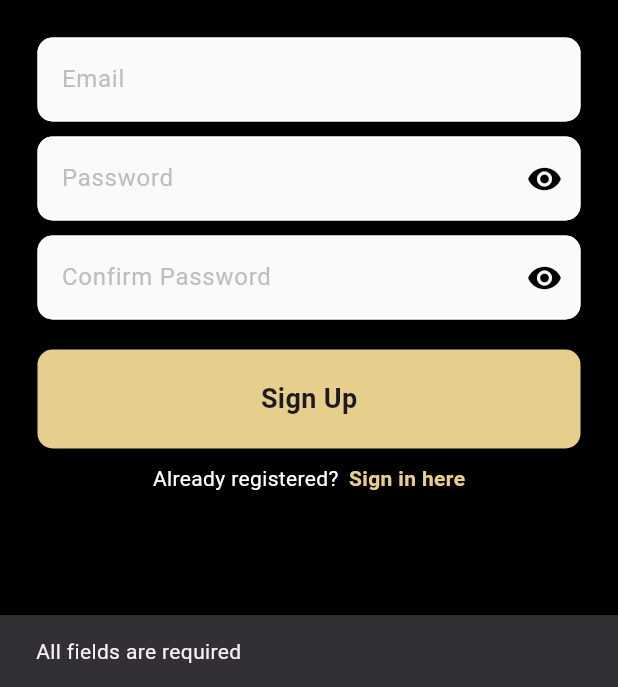
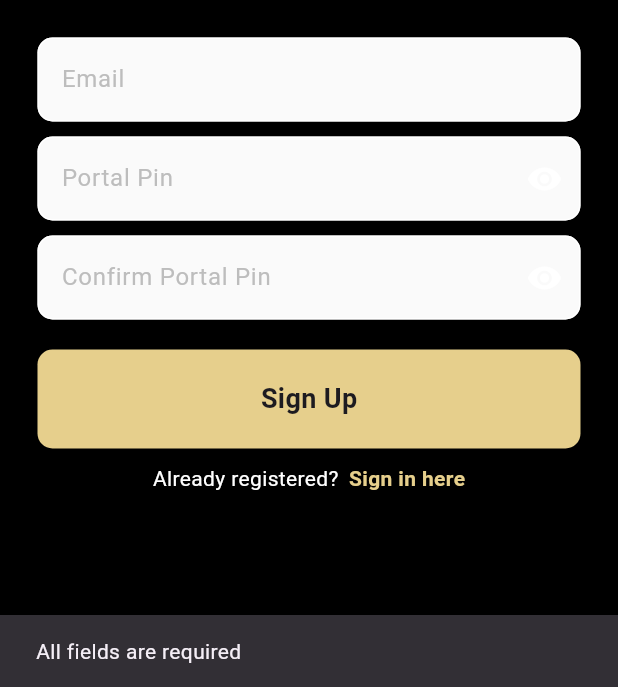
Before and after one commit to flutify-sa/sincot, a Flutter app: the screen it shows after launch, after a tap on "Sign Up", on a phone screen of 412 x 824 dp, the part 549-1236 px from its top. Run offline on Flutter 3.47's test engine with Material 3 defaults, Android fonts, the phone set to English and light mode, and no system bars; our stand-ins replace file_picker, supabase_flutter; missing offline and left inert: flutter_pdfview; accounts and stored records are empty.

Commit message:
changed to portal pin

```diff
--- a/lib/loginpage.dart
+++ b/lib/loginpage.dart
@@ -41,7 +41,7 @@ class _LoginPageState extends State<LoginPage> {
           MaterialPageRoute(builder: (context) => ProfilePage()),
         );
       } else {
-        throw Exception('Invalid email or password.');
+        throw Exception('Invalid email or Portal Pin.');
       }
     } catch (e) {
       print('Login failed: $e');
@@ -82,7 +82,7 @@ class _LoginPageState extends State<LoginPage> {
               // Password TextField with toggle visibility
               MyTextField(
                 controller: passwordController,
-                hintText: 'Password',
+                hintText: 'Portal Pin',
                 obscuretext: _obscureText,
                 suffixIcon: IconButton(
                   icon: Icon(
--- a/lib/registerpage.dart
+++ b/lib/registerpage.dart
@@ -1,4 +1,4 @@
-// ignore_for_file: avoid_print
+// ignore_for_file: avoid_print, use_build_context_synchronously
 
 import 'package:flutter/material.dart';
 import 'package:sincot/authservice.dart';
@@ -44,6 +44,14 @@ class _RegisterPageState extends State<RegisterPage> {
     }
   }
 
+  void showSnackBarMessage(String message) {
+    if (mounted) {
+      ScaffoldMessenger.of(context).showSnackBar(
+        SnackBar(content: Text(message)),
+      );
+    }
+  }
+
   Future<void> register() async {
     if (_isLoading) return;
 
@@ -57,51 +65,26 @@ class _RegisterPageState extends State<RegisterPage> {
 
     // Validation checks
     if (email.isEmpty || password.isEmpty || confirmPassword.isEmpty) {
-      if (mounted) {
-        ScaffoldMessenger.of(context).showSnackBar(
-          SnackBar(content: Text('All fields are required')),
-        );
-      }
-      safeSetState(() {
-        _isLoading = false;
-      });
+      showSnackBarMessage('All fields are required');
+      safeSetState(() => _isLoading = false);
       return;
     }
 
-    if (!RegExp(r"^[^@\s]+@[^@\s]+\.[^@\s]+$").hasMatch(email)) {
-      if (mounted) {
-        ScaffoldMessenger.of(context).showSnackBar(
-          SnackBar(content: Text('Invalid email format')),
-        );
-      }
-      safeSetState(() {
-        _isLoading = false;
-      });
+    if (!RegExp(r"^[^@\s]+@[^@\s]+\.[^@\s]+").hasMatch(email)) {
+      showSnackBarMessage('Invalid email format');
+      safeSetState(() => _isLoading = false);
       return;
     }
 
     if (password != confirmPassword) {
-      if (mounted) {
-        ScaffoldMessenger.of(context).showSnackBar(
-          SnackBar(content: Text('Passwords do not match')),
-        );
-      }
-      safeSetState(() {
-        _isLoading = false;
-      });
+      showSnackBarMessage('Passwords do not match');
+      safeSetState(() => _isLoading = false);
       return;
     }
 
     if (password.length < 6) {
-      if (mounted) {
-        ScaffoldMessenger.of(context).showSnackBar(
-          SnackBar(
-              content: Text('Password must be at least 6 characters long')),
-        );
-      }
-      safeSetState(() {
-        _isLoading = false;
-      });
+      showSnackBarMessage('Password must be at least 6 characters long');
+      safeSetState(() => _isLoading = false);
       return;
     }
 
@@ -122,45 +105,24 @@ class _RegisterPageState extends State<RegisterPage> {
         if (insertResponse.error != null) {
           print(
               'Error inserting into profiles table: ${insertResponse.error!.message}');
-          if (mounted) {
-            ScaffoldMessenger.of(context).showSnackBar(
-              SnackBar(content: Text('Failed to save profile data')),
-            );
-          }
+          showSnackBarMessage('Failed to save profile data');
         } else {
-          if (mounted) {
-            ScaffoldMessenger.of(context).showSnackBar(
-              SnackBar(content: Text('Registration Successful')),
-            );
-            if (!_isDisposed) {
-              Navigator.pushReplacement(
-                context,
-                MaterialPageRoute(
-                    builder: (context) => LoginPage(onTap: () {})),
-              );
-            }
-          }
+          showSnackBarMessage('Registration Successful');
           emailController.clear();
           passwordController.clear();
           confirmPasswordController.clear();
+          Navigator.pushReplacement(
+            context,
+            MaterialPageRoute(builder: (context) => LoginPage(onTap: () {})),
+          );
         }
       } else {
-        if (mounted) {
-          ScaffoldMessenger.of(context).showSnackBar(
-            SnackBar(content: Text('Registration failed')),
-          );
-        }
+        showSnackBarMessage('Registration failed');
       }
     } catch (e) {
-      if (mounted) {
-        ScaffoldMessenger.of(context).showSnackBar(
-          SnackBar(content: Text('Error: $e')),
-        );
-      }
+      showSnackBarMessage('Error: $e');
     } finally {
-      safeSetState(() {
-        _isLoading = false;
-      });
+      safeSetState(() => _isLoading = false);
     }
   }
 
@@ -191,36 +153,33 @@ class _RegisterPageState extends State<RegisterPage> {
               const SizedBox(height: 10),
               MyTextField(
                 controller: passwordController,
-                hintText: 'Password',
+                hintText: 'Portal Pin',
                 obscuretext: _obscurePassword,
                 suffixIcon: IconButton(
                   icon: Icon(
                     _obscurePassword ? Icons.visibility : Icons.visibility_off,
-                    color: Colors.black,
+                    color: Colors.white,
                   ),
                   onPressed: () {
-                    safeSetState(() {
-                      _obscurePassword = !_obscurePassword;
-                    });
+                    safeSetState(() => _obscurePassword = !_obscurePassword);
                   },
                 ),
               ),
               const SizedBox(height: 10),
               MyTextField(
                 controller: confirmPasswordController,
-                hintText: 'Confirm Password',
+                hintText: 'Confirm Portal Pin',
                 obscuretext: _obscureConfirmPassword,
                 suffixIcon: IconButton(
                   icon: Icon(
                     _obscureConfirmPassword
                         ? Icons.visibility
                         : Icons.visibility_off,
-                    color: Colors.black,
+                    color: Colors.white,
                   ),
                   onPressed: () {
-                    safeSetState(() {
-                      _obscureConfirmPassword = !_obscureConfirmPassword;
-                    });
+                    safeSetState(() =>
+                        _obscureConfirmPassword = !_obscureConfirmPassword);
                   },
                 ),
               ),
@@ -240,14 +199,12 @@ class _RegisterPageState extends State<RegisterPage> {
                   const SizedBox(width: 3),
                   GestureDetector(
                     onTap: () {
-                      if (!_isDisposed) {
-                        Navigator.pushReplacement(
-                          context,
-                          MaterialPageRoute(
-                            builder: (context) => LoginPage(onTap: () {}),
-                          ),
-                        );
-                      }
+                      Navigator.pushReplacement(
+                        context,
+                        MaterialPageRoute(
+                          builder: (context) => LoginPage(onTap: () {}),
+                        ),
+                      );
                     },
                     child: Text(
                       ' Sign in here',
```
